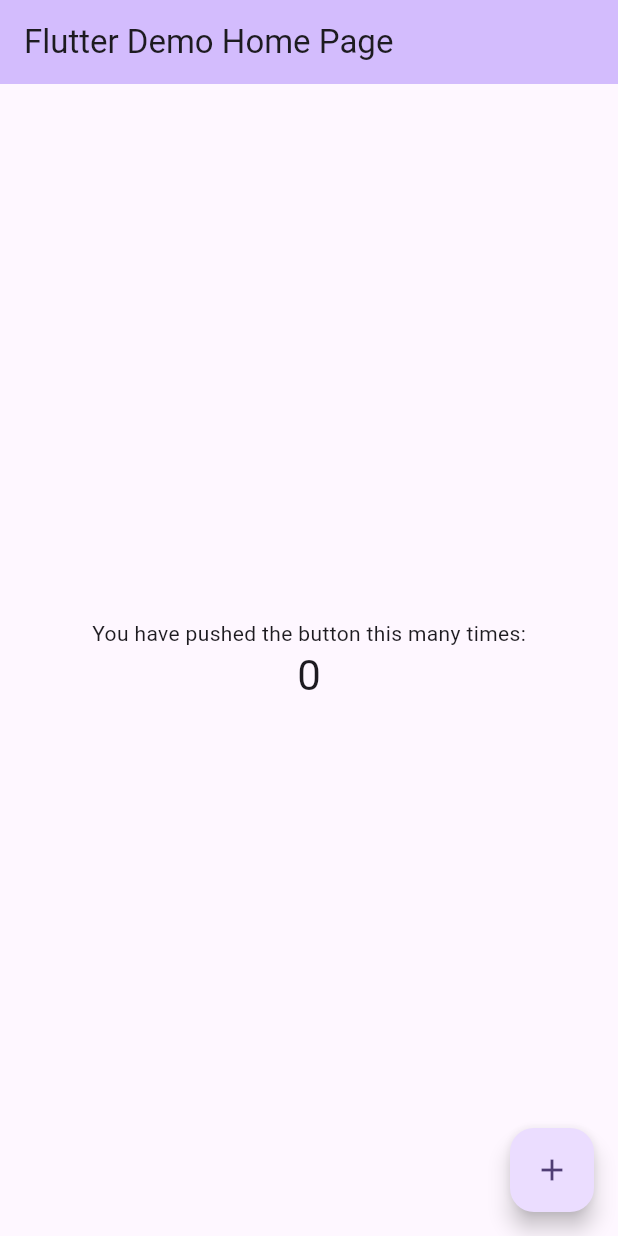
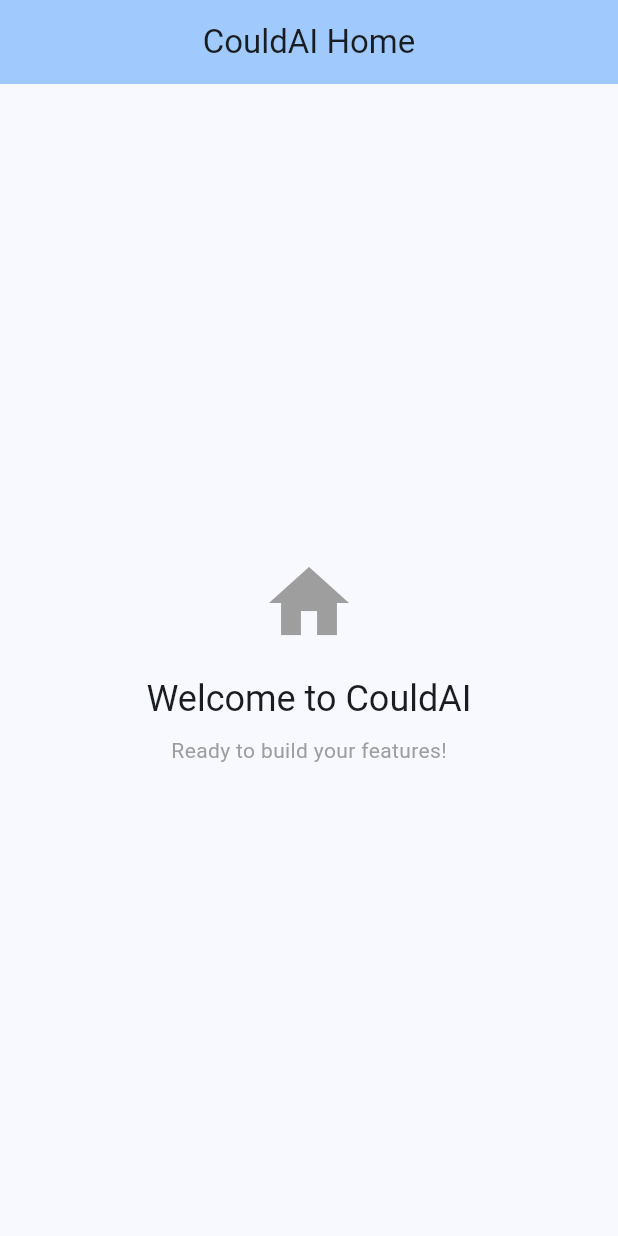
Before and after one commit to could-ai/019aa6dc-c13b-733d-904b-716d226d149e, a Flutter app: the screen it shows after launch, on a phone screen of 412 x 824 dp. Run offline on Flutter 3.47's test engine with Material 3 defaults, Android fonts, the phone set to English and light mode, and no system bars.

Commit message:
Replaced default counter app with a clean routing setup, pointing to a Splash Screen and Home Screen.; Created a Splash Screen with a logo and loading indicator that navigates to Home after a delay.; Created a basic Home Screen placeholder to serve as the main landing page.

```diff
--- a/usr/lib/main.dart
+++ b/usr/lib/main.dart
@@ -1,4 +1,6 @@
 import 'package:flutter/material.dart';
+import 'screens/home_screen.dart';
+import 'screens/splash_screen.dart';
 
 void main() {
   runApp(const MyApp());
@@ -7,117 +9,20 @@ void main() {
 class MyApp extends StatelessWidget {
   const MyApp({super.key});
 
-  // This widget is the root of your application.
   @override
   Widget build(BuildContext context) {
     return MaterialApp(
-      title: 'Flutter Demo',
+      title: 'CouldAI User App',
       debugShowCheckedModeBanner: false,
       theme: ThemeData(
-        // This is the theme of your application.
-        //
-        // TRY THIS: Try running your application with "flutter run". You'll see
-        // the application has a purple toolbar. Then, without quitting the app,
-        // try changing the seedColor in the colorScheme below to Colors.green
-        // and then invoke "hot reload" (save your changes or press the "hot
-        // reload" button in a Flutter-supported IDE, or press "r" if you used
-        // the command line to start the app).
-        //
-        // Notice that the counter didn't reset back to zero; the application
-        // state is not lost during the reload. To reset the state, use hot
-        // restart instead.
-        //
-        // This works for code too, not just values: Most code changes can be
-        // tested with just a hot reload.
-        colorScheme: ColorScheme.fromSeed(seedColor: Colors.deepPurple),
+        colorScheme: ColorScheme.fromSeed(seedColor: Colors.blue),
+        useMaterial3: true,
       ),
       initialRoute: '/',
       routes: {
-        '/': (context) => const MyHomePage(title: 'Flutter Demo Home Page'),
+        '/': (context) => const SplashScreen(),
+        '/home': (context) => const HomeScreen(),
       },
     );
   }
 }
-
-class MyHomePage extends StatefulWidget {
-  const MyHomePage({super.key, required this.title});
-
-  // This widget is the home page of your application. It is stateful, meaning
-  // that it has a State object (defined below) that contains fields that affect
-  // how it looks.
-
-  // This class is the configuration for the state. It holds the values (in this
-  // case the title) provided by the parent (in this case the App widget) and
-  // used by the build method of the State. Fields in a Widget subclass are
-  // always marked "final".
-
-  final String title;
-
-  @override
-  State<MyHomePage> createState() => _MyHomePageState();
-}
-
-class _MyHomePageState extends State<MyHomePage> {
-  int _counter = 0;
-
-  void _incrementCounter() {
-    setState(() {
-      // This call to setState tells the Flutter framework that something has
-      // changed in this State, which causes it to rerun the build method below
-      // so that the display can reflect the updated values. If we changed
-      // _counter without calling setState(), then the build method would not be
-      // called again, and so nothing would appear to happen.
-      _counter++;
-    });
-  }
-
-  @override
-  Widget build(BuildContext context) {
-    // This method is rerun every time setState is called, for instance as done
-    // by the _incrementCounter method above.
-    //
-    // The Flutter framework has been optimized to make rerunning build methods
-    // fast, so that you can just rebuild anything that needs updating rather
-    // than having to individually change instances of widgets.
-    return Scaffold(
-      appBar: AppBar(
-        // TRY THIS: Try changing the color here to a specific color (to
-        // Colors.amber, perhaps?) and trigger a hot reload to see the AppBar
-        // change color while the other colors stay the same.
-        backgroundColor: Theme.of(context).colorScheme.inversePrimary,
-        // Here we take the value from the MyHomePage object that was created by
-        // the App.build method, and use it to set our appbar title.
-        title: Text(widget.title),
-      ),
-      body: Center(
-        // Center is a layout widget. It takes a single child and positions it
-        // in the middle of the parent.
-        child: Column(
-          // Column is also a layout widget. It takes a list of children and
-          // arranges them vertically. By default, it sizes itself to fit its
-          // children horizontally, and tries to be as tall as its parent.
-          //
-          // Column has various properties to control how it sizes itself and
-          // how it positions its children. Here we use mainAxisAlignment to
-          // center the children vertically; the main axis here is the vertical
-          // axis because Columns are vertical (the cross axis would be
-          // horizontal).
-          //
-          // TRY THIS: Invoke "debug painting" (choose the "Toggle Debug Paint"
-          // action in the IDE, or press "p" in the console), to see the
-          // wireframe for each widget.
-          mainAxisAlignment: MainAxisAlignment.center,
-          children: <Widget>[
-            const Text('You have pushed the button this many times:'),
-            Text('$_counter', style: Theme.of(context).textTheme.headlineMedium),
-          ],
-        ),
-      ),
-      floatingActionButton: FloatingActionButton(
-        onPressed: _incrementCounter,
-        tooltip: 'Increment',
-        child: const Icon(Icons.add),
-      ), // This trailing comma makes auto-formatting nicer for build methods.
-    );
-  }
-}
--- /dev/null
+++ b/usr/lib/screens/home_screen.dart
@@ -0,0 +1,34 @@
+import 'package:flutter/material.dart';
+
+class HomeScreen extends StatelessWidget {
+  const HomeScreen({super.key});
+
+  @override
+  Widget build(BuildContext context) {
+    return Scaffold(
+      appBar: AppBar(
+        title: const Text('CouldAI Home'),
+        centerTitle: true,
+        backgroundColor: Theme.of(context).colorScheme.inversePrimary,
+      ),
+      body: Center(
+        child: Column(
+          mainAxisAlignment: MainAxisAlignment.center,
+          children: [
+            const Icon(Icons.home, size: 64, color: Colors.grey),
+            const SizedBox(height: 16),
+            Text(
+              'Welcome to CouldAI',
+              style: Theme.of(context).textTheme.headlineSmall,
+            ),
+            const SizedBox(height: 8),
+            const Text(
+              'Ready to build your features!',
+              style: TextStyle(color: Colors.grey),
+            ),
+          ],
+        ),
+      ),
+    );
+  }
+}
```
Also changed, not shown: usr/lib/screens/splash_screen.dart (added, +49 -0 lines).
